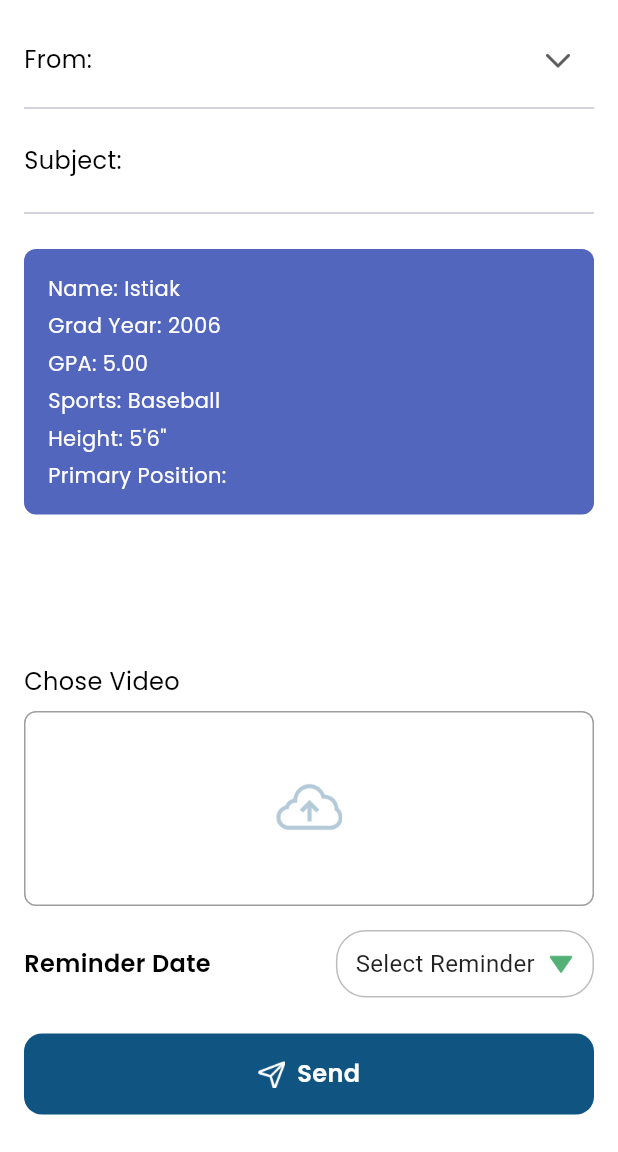
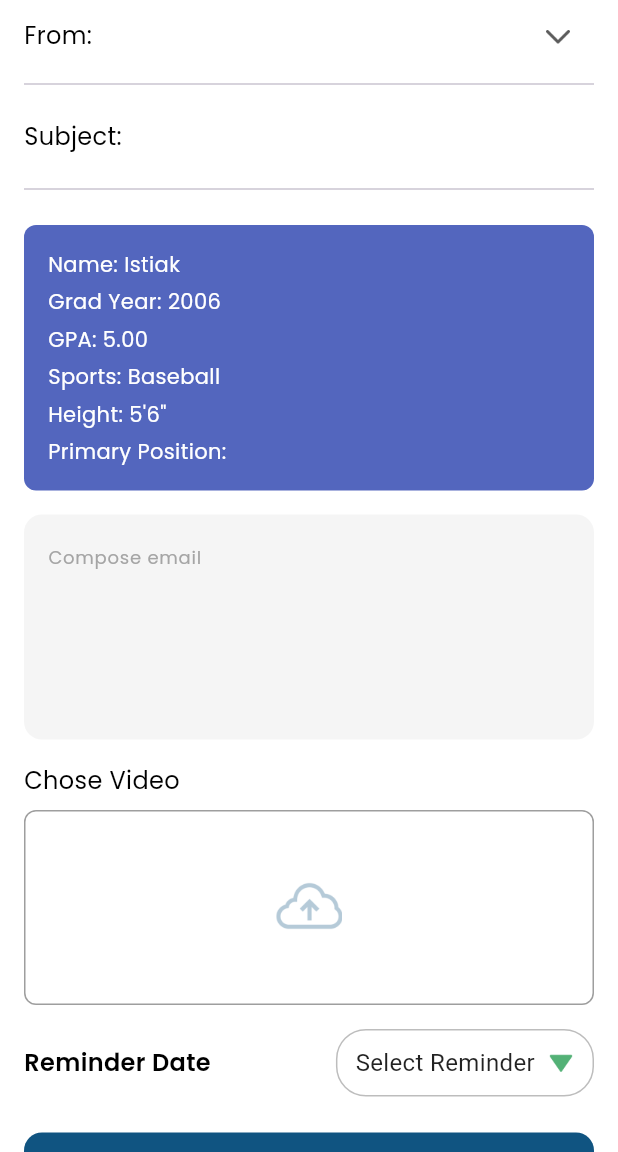
Before and after one commit to Alnur17/stephtomo_app, a Flutter app: the WriteEmailView screen opened by its route, on a phone screen of 412 x 824 dp, the part 84-1236 px from its top. Run offline on Flutter 3.47's test engine with Material 3 defaults, Android fonts, the phone set to English and light mode, and no system bars; our stand-ins replace get, google_fonts, pin_code_fields, shimmer; network calls fail.

Commit message:
some issue has been fixed

```diff
--- a/lib/app/data/dummy_data.dart
+++ b/lib/app/data/dummy_data.dart
@@ -29,7 +29,7 @@ final List<Map<String, dynamic>> data = [
     'role': 'Research Fellow',
     'email': 'emma.watson@cambridge.ac.uk',
     'image':
-    'https://www.visitcambridge.org/app/uploads/2021/11/corpus-christi-1600x0-c-default.jpg',
+    'https://www.tclf.org/sites/default/files/thumbnails/image/CA_Berkeley_UniversityOfCaliforniaAtBerkeley_byCharlieNguyen-Flickr_2008_001_Sig.jpg',
   },
   {
     'university': 'Oxford University',
@@ -61,7 +61,7 @@ final List<Map<String, dynamic>> data = [
     'role': 'Director of Research',
     'email': 'olivia.brown@mit.edu',
     'image':
-    'https://alum.mit.edu/sites/default/files/images/Slice_23.09.22_Rankings.jpg',
+    'https://news.mit.edu/sites/default/files/styles/news_article__image_gallery/public/images/201709/%2520Aerial-AboveSummit-Christopher%2520Harting_2.png?itok=dFHQI8zn',
   },
   {
     'university': 'Columbia University',
@@ -69,7 +69,7 @@ final List<Map<String, dynamic>> data = [
     'role': 'Associate Professor',
     'email': 'ethan.green@columbia.edu',
     'image':
-    'https://i0.wp.com/thecustodianus.com/wp-content/uploads/2023/04/Columbia-University-1.jpg?fit=1000%2C642&ssl=1',
+    'https://www.appily.com/sites/default/files/styles/max_1200/public/images/hero/college/190150_hero.jpg?itok=xJZlqHGh',
   },
   {
     'university': 'Oxford University',
--- a/lib/app/modules/home/controllers/home_controller.dart
+++ b/lib/app/modules/home/controllers/home_controller.dart
@@ -4,10 +4,14 @@ class HomeController extends GetxController {
   var savedColleges = <Map<String, dynamic>>[].obs;
   var searchQuery = ''.obs;
   var filteredData = <Map<String, dynamic>>[].obs;
+  var isLoading = true.obs;
 
   // Initialize with all data
-  void initializeData(List<Map<String, dynamic>> data) {
+   initializeData(List<Map<String, dynamic>> data) async {
+    isLoading.value = true;
+    await Future.delayed(Duration(seconds: 2));
     filteredData.assignAll(data);
+    isLoading.value = false;
   }
 
   void toggleSaveCollege(Map<String, dynamic> college) {
--- a/lib/app/modules/write_email/views/write_email_view.dart
+++ b/lib/app/modules/write_email/views/write_email_view.dart
@@ -28,6 +28,7 @@ class _WriteEmailViewState extends State<WriteEmailView> {
     return Scaffold(
       backgroundColor: AppColors.white,
       appBar: AppBar(
+        scrolledUnderElevation: 0,
         backgroundColor: AppColors.white,
         title: Text(
           "Write",
@@ -45,7 +46,7 @@ class _WriteEmailViewState extends State<WriteEmailView> {
         ),
       ),
       body: Padding(
-        padding: const EdgeInsets.all(16.0),
+        padding: const EdgeInsets.only(left: 16.0,right: 16),
         child: SingleChildScrollView(
           child: Column(
             crossAxisAlignment: CrossAxisAlignment.start,
@@ -95,7 +96,7 @@ class _WriteEmailViewState extends State<WriteEmailView> {
                                               CrossAxisAlignment.start,
                                           children: [
                                             Text(person['role']),
-                                            Text(person['university']),
+                                            Text(person['university'],maxLines: 1, overflow: TextOverflow.ellipsis,),
                                           ],
                                         ),
                                         trailing: GestureDetector(
@@ -143,7 +144,12 @@ class _WriteEmailViewState extends State<WriteEmailView> {
               Divider(),
               sh16,
               _buildProfileSummary(),
-              sh100,
+              sh16,
+              CustomTextField(
+                height: 150,
+                hintText: 'Compose email',
+              ),
+              sh16,
               Text(
                 "Chose Video",
                 style: h4,
--- a/lib/common/app_images/app_images.dart
+++ b/lib/common/app_images/app_images.dart
@@ -56,6 +56,7 @@ class AppImages {
   static const collegeImage = "assets/images/college image.jpg";
   static const subscriptionBox = "assets/images/subscription box.png";
   static const paymentSuccess = "assets/images/payment success.png";
+  static const notFound = "assets/images/not found image.png";
 
 
 
--- a/lib/common/widgets/college_profile_card.dart
+++ b/lib/common/widgets/college_profile_card.dart
@@ -50,7 +50,7 @@ class CollegeProfileCard extends StatelessWidget {
                 image,
                 fit: BoxFit.cover,
                 errorBuilder: (context, error, stackTrace) => Image.asset(
-                  AppImages.collegeImage,
+                  AppImages.notFound,
                   fit: BoxFit.cover,
                 ),
               ),
--- a/pubspec.yaml
+++ b/pubspec.yaml
@@ -41,6 +41,7 @@ dependencies:
   http: ^1.2.2
   path: ^1.9.0
   intl: ^0.20.1
+  shimmer: ^3.0.0
 
 dev_dependencies:
   flutter_test:
```
Also changed, not shown: lib/app/modules/home/views/home_view.dart (+61 -8 lines), lib/app/modules/home/views/search_view.dart (+17 -9 lines), lib/app/modules/profile/views/profile_view.dart (+22 -7 lines), assets/images/not found image.png (added), pubspec.lock.
